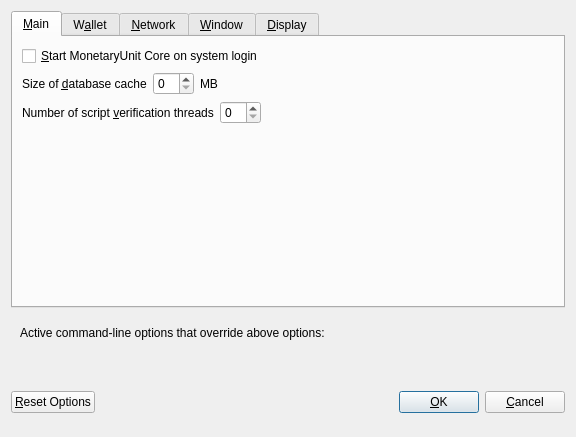
First picture: the form in src/qt/forms/optionsdialog.ui, repository KKnight99/SKTCore, before the edit.
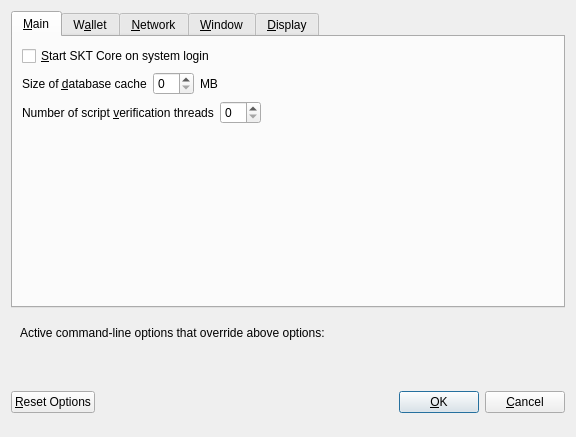
Second picture: the form after the edit. Custom widgets are drawn as their Qt base class.

```diff
--- a/src/qt/forms/optionsdialog.ui
+++ b/src/qt/forms/optionsdialog.ui
@@ -33,7 +33,7 @@
           <string>Automatically start MonetaryUnit Core after logging in to the system.</string>
          </property>
          <property name="text">
-          <string>&amp;Start MonetaryUnit Core on system login</string>
+          <string>&amp;Start SKT Core on system login</string>
          </property>
         </widget>
        </item>
```
Left out of the diff: 12 changed lines with no effect on the pictures.
